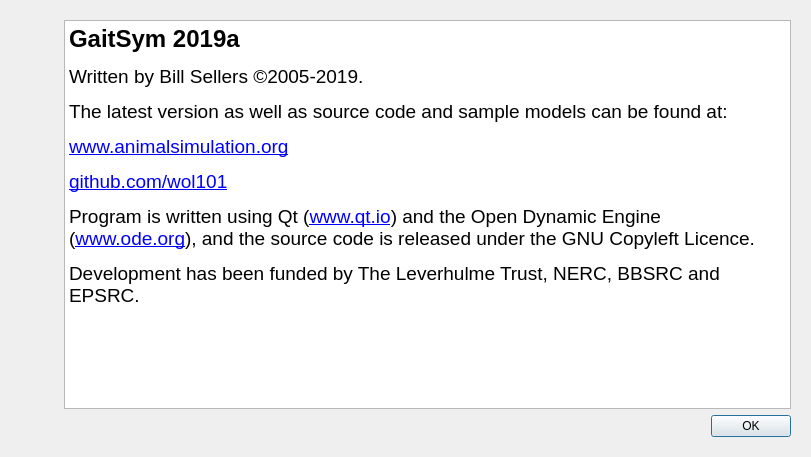
Above: distribution/GaitSymQt/AboutDialog.ui from wol101/GaitSym2019 before the change. Below: the same form after it.
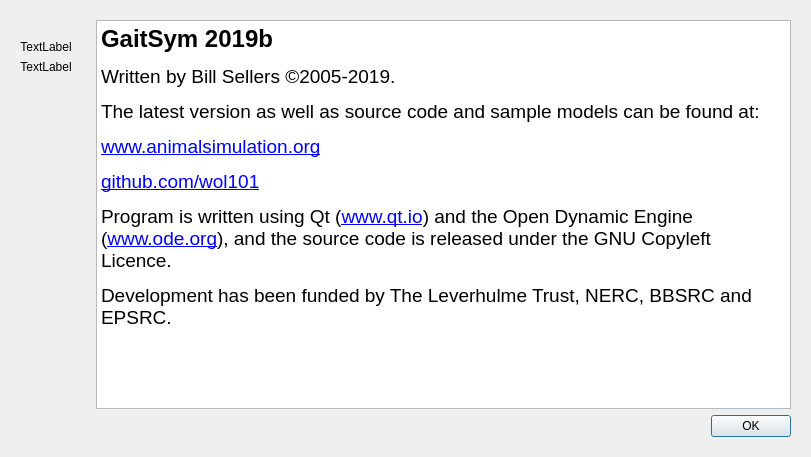
That is the form after the change. Icons and pictures are not drawn.

Diff of the .ui file:
```diff
--- a/distribution/GaitSymQt/AboutDialog.ui
+++ b/distribution/GaitSymQt/AboutDialog.ui
@@ -36,6 +36,26 @@
         </property>
        </widget>
       </item>
+      <item>
+       <widget class="QLabel" name="labelDescriptor">
+        <property name="text">
+         <string>TextLabel</string>
+        </property>
+        <property name="alignment">
+         <set>Qt::AlignCenter</set>
+        </property>
+       </widget>
+      </item>
+      <item>
+       <widget class="QLabel" name="labelBuildDate">
+        <property name="text">
+         <string>TextLabel</string>
+        </property>
+        <property name="alignment">
+         <set>Qt::AlignCenter</set>
+        </property>
+       </widget>
+      </item>
       <item>
        <spacer name="verticalSpacer">
         <property name="orientation">
@@ -67,8 +87,8 @@
          <string>&lt;!DOCTYPE HTML PUBLIC &quot;-//W3C//DTD HTML 4.0//EN&quot; &quot;http://www.w3.org/TR/REC-html40/strict.dtd&quot;&gt;
 &lt;html&gt;&lt;head&gt;&lt;meta name=&quot;qrichtext&quot; content=&quot;1&quot; /&gt;&lt;style type=&quot;text/css&quot;&gt;
 p, li { white-space: pre-wrap; }
-&lt;/style&gt;&lt;/head&gt;&lt;body style=&quot; font-family:'MS Shell Dlg 2'; font-size:8.25pt; font-weight:400; font-style:normal;&quot;&gt;
-&lt;p style=&quot; margin-top:12px; margin-bottom:12px; margin-left:0px; margin-right:0px; -qt-block-indent:0; text-indent:0px;&quot;&gt;&lt;span style=&quot; font-size:18pt; font-weight:600;&quot;&gt;GaitSym 2019a&lt;/span&gt;&lt;/p&gt;
+&lt;/style&gt;&lt;/head&gt;&lt;body style=&quot; font-family:'MS Shell Dlg 2'; font-size:8pt; font-weight:400; font-style:normal;&quot;&gt;
+&lt;p style=&quot; margin-top:12px; margin-bottom:12px; margin-left:0px; margin-right:0px; -qt-block-indent:0; text-indent:0px;&quot;&gt;&lt;span style=&quot; font-size:18pt; font-weight:600;&quot;&gt;GaitSym 2019b&lt;/span&gt;&lt;/p&gt;
 &lt;p style=&quot; margin-top:12px; margin-bottom:12px; margin-left:0px; margin-right:0px; -qt-block-indent:0; text-indent:0px;&quot;&gt;&lt;span style=&quot; font-size:14pt;&quot;&gt;Written by Bill Sellers ©2005-2019.&lt;/span&gt;&lt;/p&gt;
 &lt;p style=&quot; margin-top:12px; margin-bottom:12px; margin-left:0px; margin-right:0px; -qt-block-indent:0; text-indent:0px;&quot;&gt;&lt;span style=&quot; font-size:14pt;&quot;&gt;The latest version as well as source code and sample models can be found at:&lt;/span&gt;&lt;/p&gt;
 &lt;p style=&quot; margin-top:12px; margin-bottom:12px; margin-left:0px; margin-right:0px; -qt-block-indent:0; text-indent:0px;&quot;&gt;&lt;a href=&quot;www.animalsimulation.org&quot;&gt;&lt;span style=&quot; font-size:14pt; text-decoration: underline; color:#0000ff;&quot;&gt;www.animalsimulation.org&lt;/span&gt;&lt;/a&gt;&lt;/p&gt;
```
